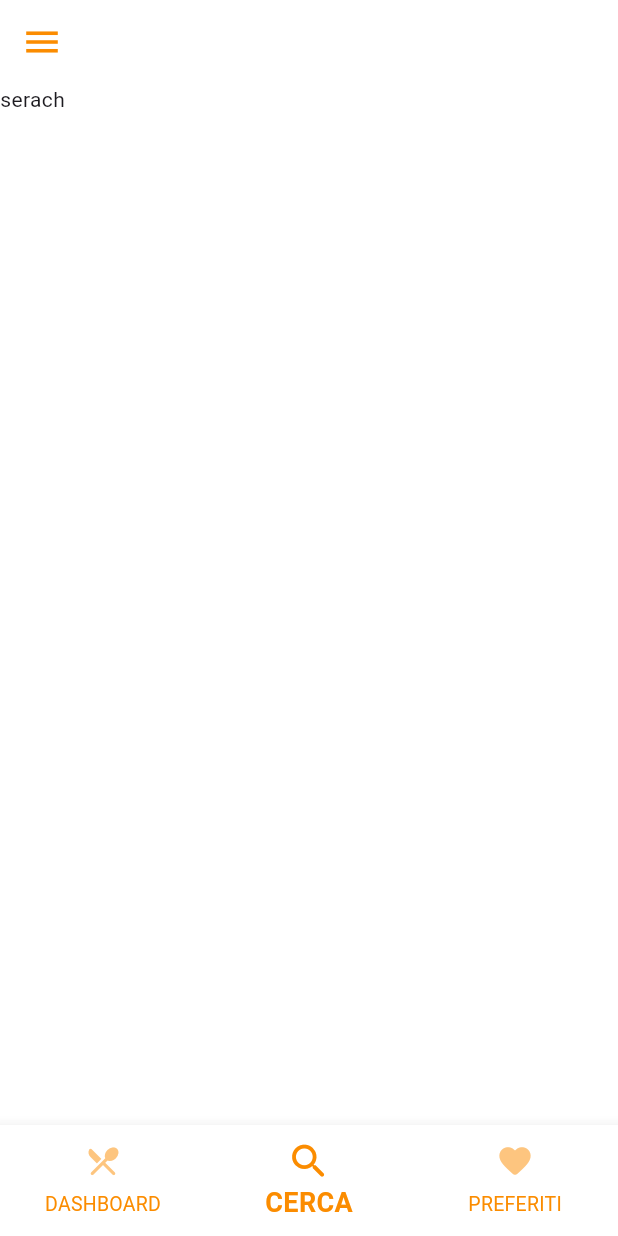
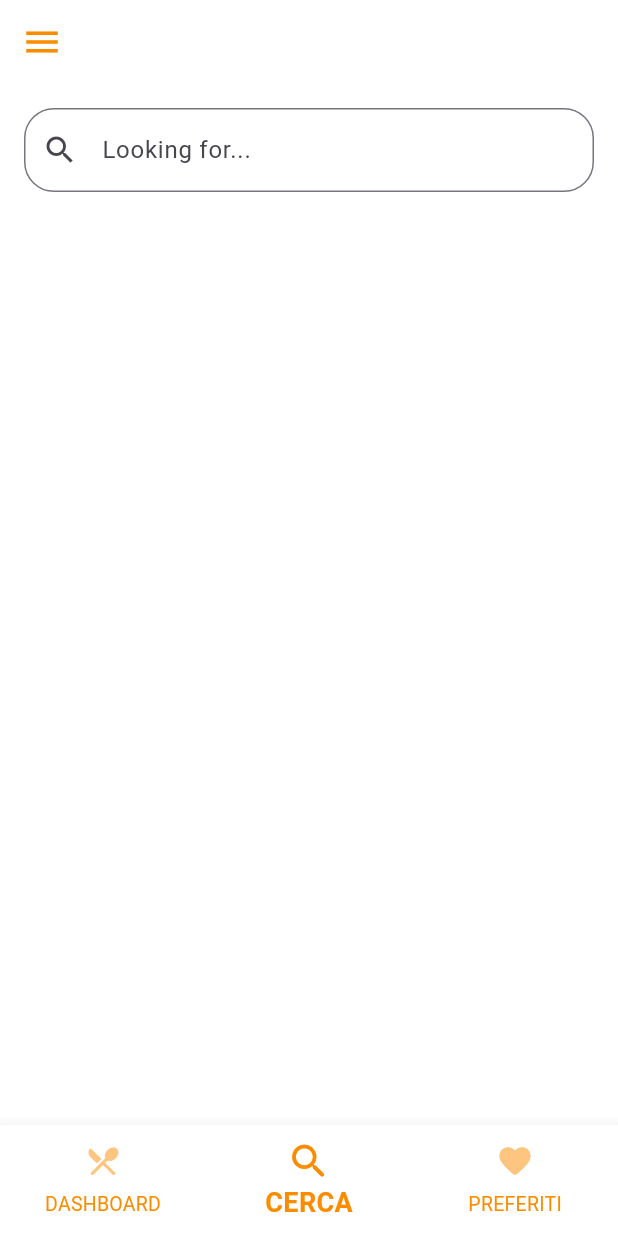
Before and after one commit to frankydedo/buonAPPetito, a Flutter app: the screen it shows after launch, item 2 of the bottom bar chosen, on a phone screen of 412 x 824 dp. Run offline on Flutter 3.47's test engine with Material 3 defaults, Android fonts, the phone set to English and light mode, and no system bars; our stand-ins replace google_fonts.

Commit message:
SearchStart

```diff
--- a/lib/pages/SearchPage.dart
+++ b/lib/pages/SearchPage.dart
@@ -1,21 +1,47 @@
+import 'package:buonappetito/providers/ColorsProvider.dart';
+import 'package:buonappetito/providers/RicetteProvider.dart';
 import 'package:flutter/material.dart';
+import 'package:provider/provider.dart';
 
 class SearchPage extends StatefulWidget {
   const SearchPage({super.key});
+
 
   @override
   State<SearchPage> createState() => _SearchPageState();
 }
 
+
 class _SearchPageState extends State<SearchPage> {
+
+TextEditingController controller = TextEditingController();
+
   @override
   Widget build(BuildContext context) {
+    return Consumer2<ColorsProvider,RicetteProvider>(builder: (context,colorsModel,ricetteModel,_)
+    {
     return Scaffold(
       body: Column(
-        children: [
-          Text("serach")
+        children: <Widget>[
+          Container(
+           margin: EdgeInsets.fromLTRB(16, 16, 16, 16),
+           child: TextField(
+            controller: controller,
+            decoration: InputDecoration(
+              prefixIcon: Icon(Icons.search),
+              hintText: 'Looking for...',
+              border: OutlineInputBorder(
+                borderRadius: BorderRadius.circular(20),
+                //borderSide: BorderSide(color: colorsModel.getColoreSecondario()),
+                borderSide: BorderSide(color: colorsModel.getColoreSecondario()),
+              )
+            )
+            )
+          )
+
         ],
       ),
     );
+    });
   }
 }
```
